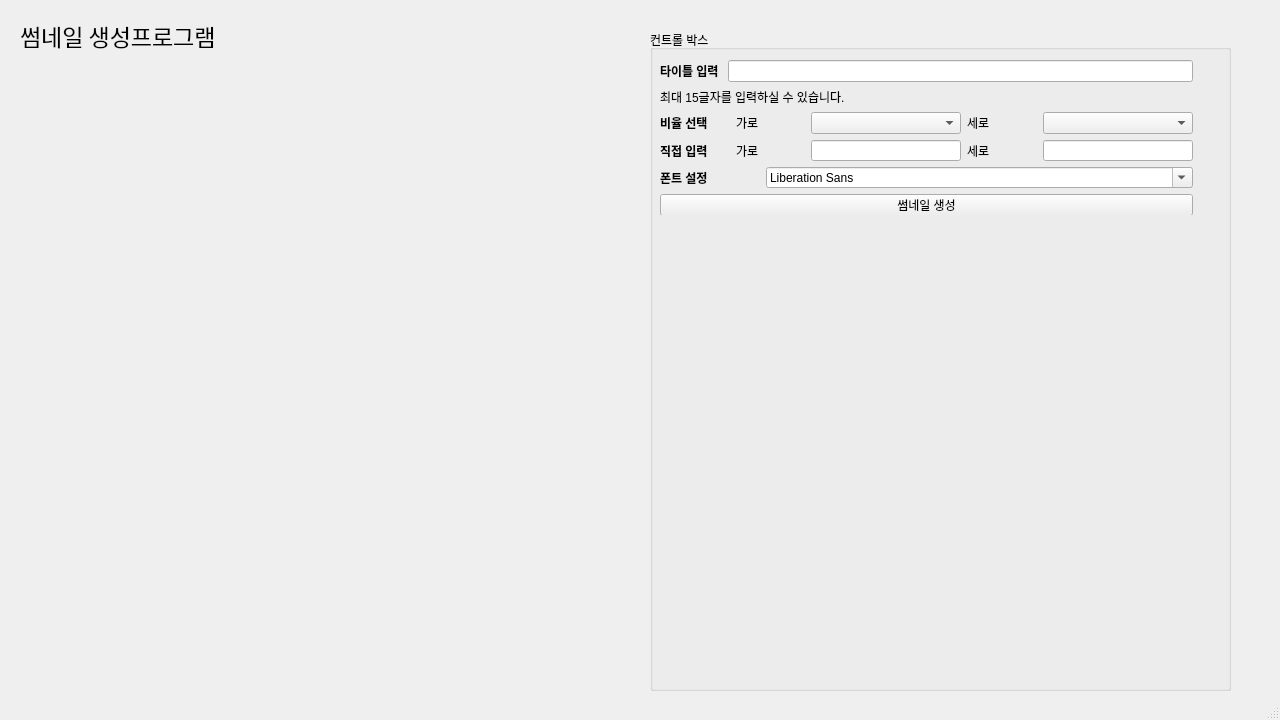
Qt form mainWindow.ui (TaeKyoungAhn/Thumbnail_Project) before a commit.
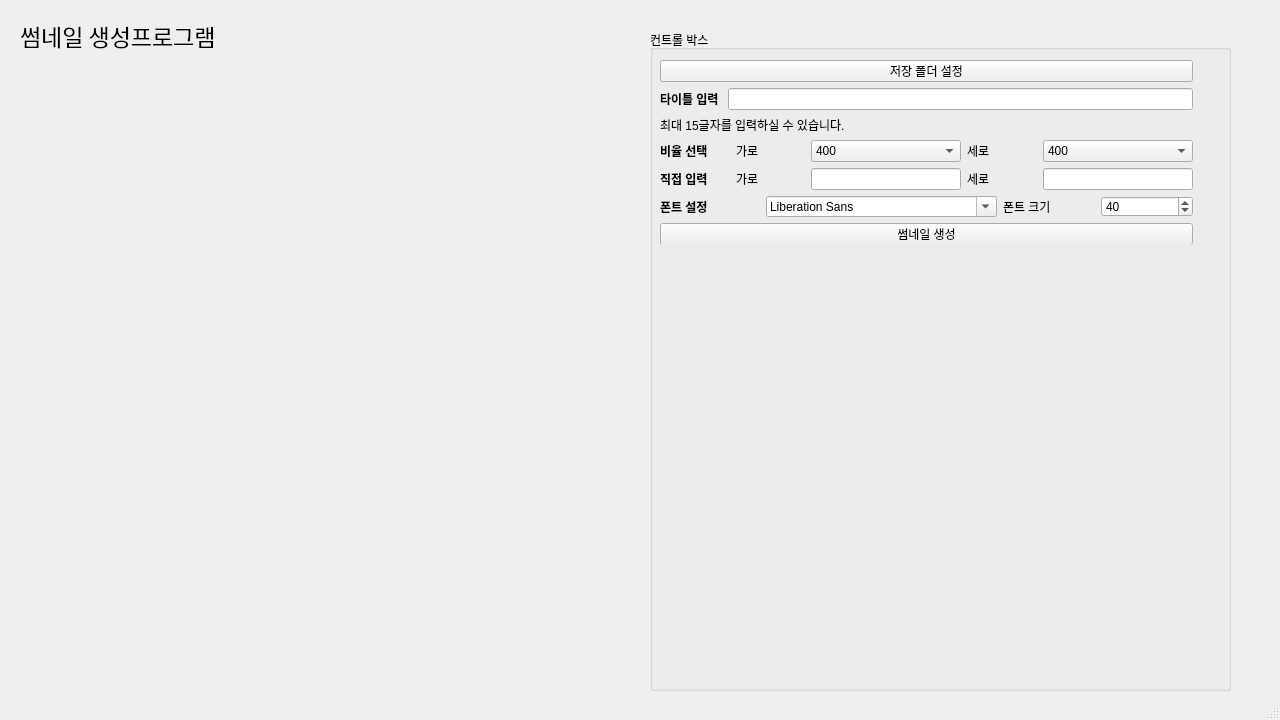
The same form after that commit.

Commit message: 폰트관련 내용 다시확인 요망

The edit to the form file:
```diff
--- a/mainWindow.ui
+++ b/mainWindow.ui
@@ -64,10 +64,17 @@
        <x>10</x>
        <y>30</y>
        <width>533</width>
-       <height>155</height>
+       <height>184</height>
       </rect>
      </property>
      <layout class="QVBoxLayout" name="verticalLayout">
+      <item>
+       <widget class="QPushButton" name="saveFolderPath">
+        <property name="text">
+         <string>저장 폴더 설정</string>
+        </property>
+       </widget>
+      </item>
       <item>
        <layout class="QHBoxLayout" name="horizontalLayout">
         <item>
@@ -137,6 +144,21 @@
             <height>100</height>
            </size>
           </property>
+          <item>
+           <property name="text">
+            <string>400</string>
+           </property>
+          </item>
+          <item>
+           <property name="text">
+            <string>500</string>
+           </property>
+          </item>
+          <item>
+           <property name="text">
+            <string>600</string>
+           </property>
+          </item>
          </widget>
         </item>
         <item>
@@ -166,6 +188,21 @@
             <height>100</height>
            </size>
           </property>
+          <item>
+           <property name="text">
+            <string>400</string>
+           </property>
+          </item>
+          <item>
+           <property name="text">
+            <string>500</string>
+           </property>
+          </item>
+          <item>
+           <property name="text">
+            <string>600</string>
+           </property>
+          </item>
          </widget>
         </item>
        </layout>
@@ -263,6 +300,20 @@
         <item>
          <widget class="QFontComboBox" name="fontComboBox"/>
         </item>
+        <item>
+         <widget class="QLabel" name="label_11">
+          <property name="text">
+           <string>폰트 크기</string>
+          </property>
+         </widget>
+        </item>
+        <item>
+         <widget class="QSpinBox" name="sizeFontSpin">
+          <property name="value">
+           <number>40</number>
+          </property>
+         </widget>
+        </item>
        </layout>
       </item>
       <item>
```
Left out of the diff: 2 changed lines with no effect on the pictures. The commit also changes 3 other files.
